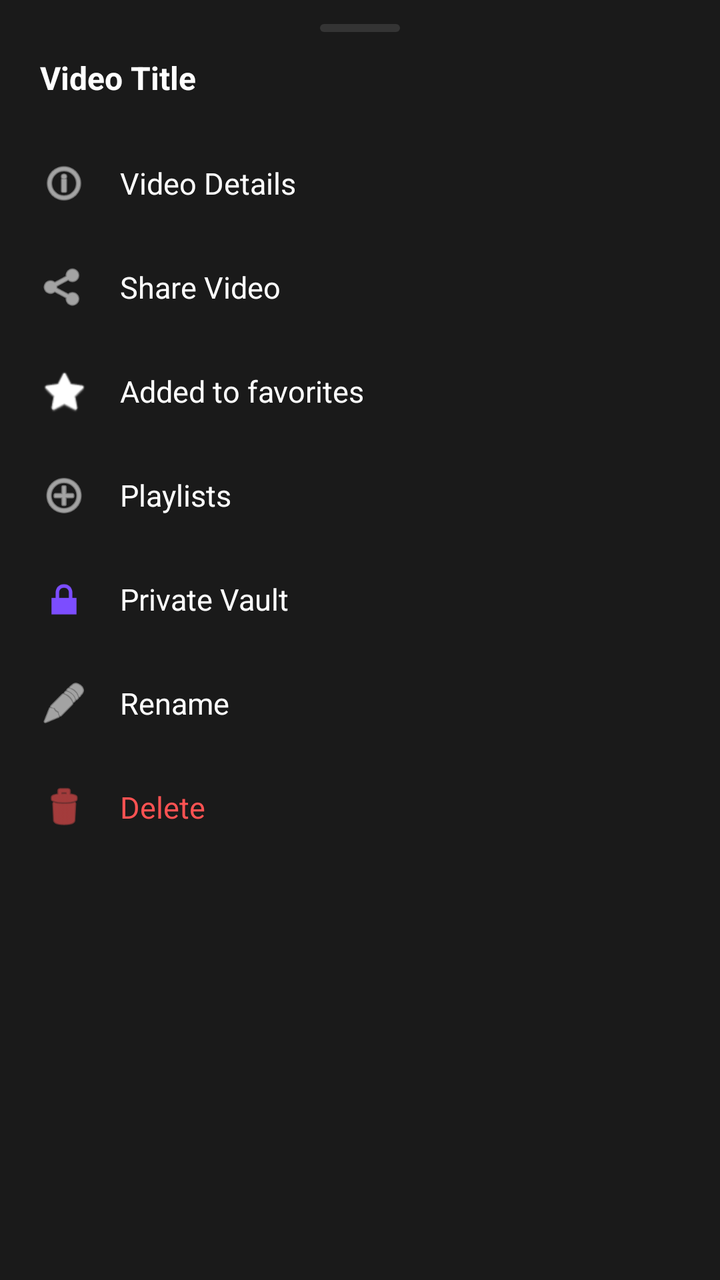
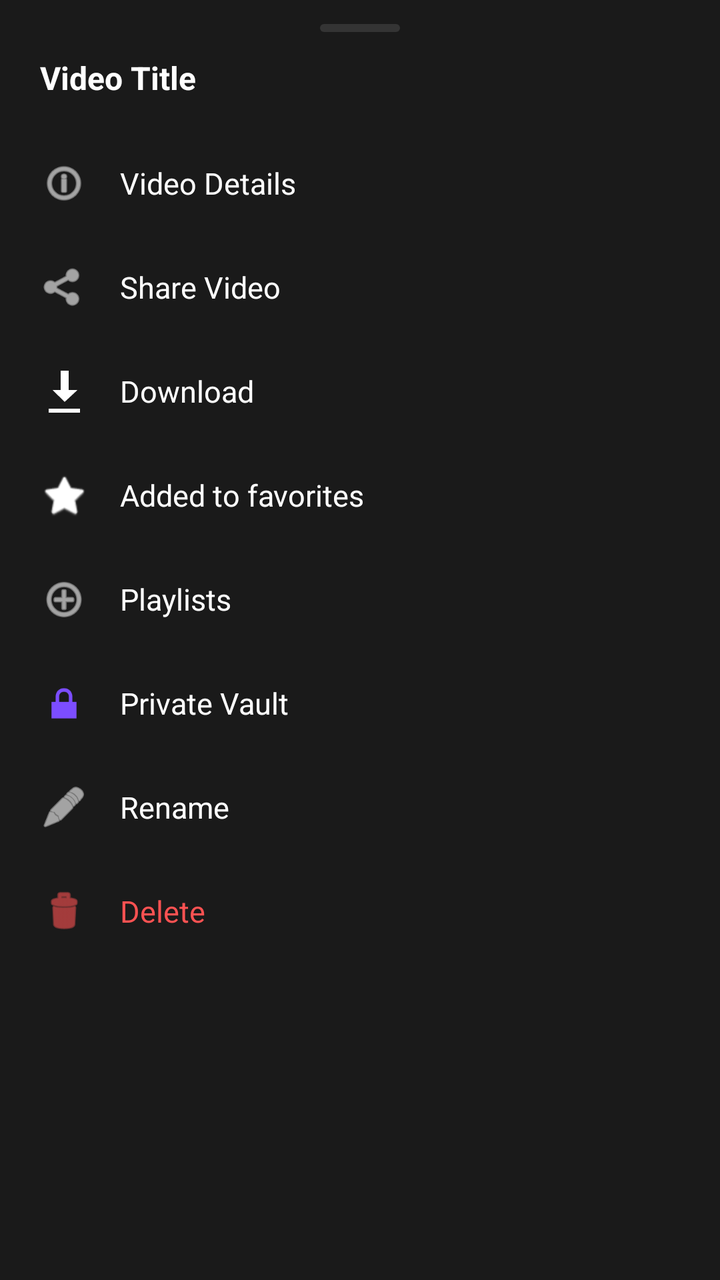

Two renders of the same Android screen: before a commit and after it. Below are the layout's source before the change and the commit's diff.
<!-- AndroidManifest.xml: application theme Theme.VidViewer -->
<!-- res/layout/bottom_sheet_video_options.xml -->
<?xml version="1.0" encoding="utf-8"?>
<LinearLayout
    xmlns:android="http://schemas.android.com/apk/res/android"
    android:layout_width="match_parent"
    android:layout_height="wrap_content"
    android:orientation="vertical"
    android:background="?attr/colorSurface"
    android:paddingBottom="24dp">

    
    <View
        android:layout_width="40dp"
        android:layout_height="4dp"
        android:layout_gravity="center_horizontal"
        android:layout_marginTop="12dp"
        android:layout_marginBottom="12dp"
        android:background="@drawable/bg_drag_handle" />

    
    <TextView
        android:id="@+id/tv_video_title"
        android:layout_width="match_parent"
        android:layout_height="wrap_content"
        android:text="Video Title"
        android:textSize="16sp"
        android:textStyle="bold"
        android:textColor="?attr/colorOnSurface"
        android:maxLines="2"
        android:ellipsize="end"
        android:paddingHorizontal="20dp"
        android:paddingBottom="16dp" />

    
    <LinearLayout
        android:id="@+id/option_details"
        android:layout_width="match_parent"
        android:layout_height="52dp"
        android:orientation="horizontal"
        android:gravity="center_vertical"
        android:paddingHorizontal="20dp"
        android:background="?attr/selectableItemBackground">

        <ImageView android:layout_width="24dp" android:layout_height="24dp"
            android:src="@android:drawable/ic_menu_info_details"
            android:tint="?attr/colorOnSurface" />
        <TextView android:layout_width="wrap_content" android:layout_height="wrap_content"
            android:text="@string/video_details" android:textSize="15sp"
            android:textColor="?attr/colorOnSurface" android:layout_marginStart="16dp" />
    </LinearLayout>

    
    <LinearLayout
        android:id="@+id/option_share"
        android:layout_width="match_parent"
        android:layout_height="52dp"
        android:orientation="horizontal"
        android:gravity="center_vertical"
        android:paddingHorizontal="20dp"
        android:background="?attr/selectableItemBackground">

        <ImageView android:layout_width="24dp" android:layout_height="24dp"
            android:src="@android:drawable/ic_menu_share"
            android:tint="?attr/colorOnSurface" />
        <TextView android:layout_width="wrap_content" android:layout_height="wrap_content"
            android:text="@string/share_video" android:textSize="15sp"
            android:textColor="?attr/colorOnSurface" android:layout_marginStart="16dp" />
    </LinearLayout>

    
    <LinearLayout
        android:id="@+id/option_favorite"
        android:layout_width="match_parent"
        android:layout_height="52dp"
        android:orientation="horizontal"
        android:gravity="center_vertical"
        android:paddingHorizontal="20dp"
        android:background="?attr/selectableItemBackground">

        <ImageView android:layout_width="24dp" android:layout_height="24dp"
            android:src="@android:drawable/btn_star_big_off"
            android:tint="?attr/colorOnSurface" />
        <TextView android:layout_width="wrap_content" android:layout_height="wrap_content"
            android:text="@string/added_to_favorites" android:textSize="15sp"
            android:textColor="?attr/colorOnSurface" android:layout_marginStart="16dp" />
    </LinearLayout>

    
    <LinearLayout
        android:id="@+id/option_playlist"
        android:layout_width="match_parent"
        android:layout_height="52dp"
        android:orientation="horizontal"
        android:gravity="center_vertical"
        android:paddingHorizontal="20dp"
        android:background="?attr/selectableItemBackground">

        <ImageView android:layout_width="24dp" android:layout_height="24dp"
            android:src="@android:drawable/ic_menu_add"
            android:tint="?attr/colorOnSurface" />
        <TextView android:layout_width="wrap_content" android:layout_height="wrap_content"
            android:text="@string/playlists" android:textSize="15sp"
            android:textColor="?attr/colorOnSurface" android:layout_marginStart="16dp" />
    </LinearLayout>

    
    <LinearLayout
        android:id="@+id/option_vault"
        android:layout_width="match_parent"
        android:layout_height="52dp"
        android:orientation="horizontal"
        android:gravity="center_vertical"
        android:paddingHorizontal="20dp"
        android:background="?attr/selectableItemBackground">

        <ImageView android:layout_width="24dp" android:layout_height="24dp"
            android:src="@android:drawable/ic_lock_lock"
            android:tint="@color/vault_primary" />
        <TextView android:layout_width="wrap_content" android:layout_height="wrap_content"
            android:text="@string/private_vault" android:textSize="15sp"
            android:textColor="?attr/colorOnSurface" android:layout_marginStart="16dp" />
    </LinearLayout>

    
    <LinearLayout
        android:id="@+id/option_rename"
        android:layout_width="match_parent"
        android:layout_height="52dp"
        android:orientation="horizontal"
        android:gravity="center_vertical"
        android:paddingHorizontal="20dp"
        android:background="?attr/selectableItemBackground">

        <ImageView android:layout_width="24dp" android:layout_height="24dp"
            android:src="@android:drawable/ic_menu_edit"
            android:tint="?attr/colorOnSurface" />
        <TextView android:layout_width="wrap_content" android:layout_height="wrap_content"
            android:text="@string/rename_video" android:textSize="15sp"
            android:textColor="?attr/colorOnSurface" android:layout_marginStart="16dp" />
    </LinearLayout>

    
    <LinearLayout
        android:id="@+id/option_delete"
        android:layout_width="match_parent"
        android:layout_height="52dp"
        android:orientation="horizontal"
        android:gravity="center_vertical"
        android:paddingHorizontal="20dp"
        android:background="?attr/selectableItemBackground">

        <ImageView android:layout_width="24dp" android:layout_height="24dp"
            android:src="@android:drawable/ic_menu_delete"
            android:tint="@color/md_theme_error" />
        <TextView android:layout_width="wrap_content" android:layout_height="wrap_content"
            android:text="@string/delete_video" android:textSize="15sp"
            android:textColor="@color/md_theme_error" android:layout_marginStart="16dp" />
    </LinearLayout>

</LinearLayout>
<!-- resources referenced by this layout -->
<resources>
  <color name="md_theme_error">#FF5252</color>
  <color name="vault_primary">#7C4DFF</color>
  <!-- drawable bg_drag_handle (drawable) -->
  <?xml version="1.0" encoding="utf-8"?>
  <shape xmlns:android="http://schemas.android.com/apk/res/android"
      android:shape="rectangle">
      <solid android:color="#40808080" />
      <corners android:radius="2dp" />
  </shape>
  <string name="added_to_favorites">Added to favorites</string>
  <string name="delete_video">Delete</string>
  <string name="playlists">Playlists</string>
  <string name="private_vault">Private Vault</string>
  <string name="rename_video">Rename</string>
  <string name="share_video">Share Video</string>
  <string name="video_details">Video Details</string>
  <style name="Theme.VidViewer" parent="Theme.MaterialComponents.DayNight.NoActionBar">
          <item name="colorPrimary">@color/accent</item>
          <item name="colorPrimaryVariant">@color/accent_dark</item>
          <item name="colorOnPrimary">@color/white</item>
          <item name="colorSecondary">@color/accent</item>
          <item name="colorOnSecondary">@color/white</item>
          <item name="android:colorBackground">@color/bg_dark</item>
          <item name="colorSurface">@color/bg_surface</item>
          <item name="colorOnSurface">@color/white</item>
          <item name="colorError">@color/error</item>
          <item name="android:windowBackground">@color/bg_dark</item>
          <item name="android:statusBarColor">@color/bg_dark</item>
          <item name="android:navigationBarColor">@color/bg_nav</item>
          <item name="android:textColorPrimary">@color/text_primary</item>
          <item name="android:textColorSecondary">@color/text_secondary</item>
          <item name="materialAlertDialogTheme">@style/AlertDialogTheme</item>
      </style>
  <color name="accent">#7C4DFF</color>
  <color name="accent_dark">#5C35CC</color>
  <color name="white">#FFFFFF</color>
  <color name="bg_dark">#0D0D0D</color>
  <color name="bg_surface">#1A1A1A</color>
  <color name="error">#FF5252</color>
  <color name="bg_nav">#141414</color>
  <color name="text_primary">#FFFFFF</color>
  <color name="text_secondary">#888888</color>
  <style name="AlertDialogTheme" parent="Theme.MaterialComponents.Dialog.Alert">
          <item name="colorPrimary">@color/accent</item>
          <item name="android:colorBackground">@color/bg_surface</item>
          <item name="colorOnSurface">@color/text_primary</item>
      </style>
</resources>

<!-- the commit's change to res/layout/bottom_sheet_video_options.xml (unified diff, before → after) -->
@@ -63,6 +63,24 @@
             android:tint="?attr/colorOnSurface" />
         <TextView android:layout_width="wrap_content" android:layout_height="wrap_content"
             android:text="@string/share_video" android:textSize="15sp"
+            android:textColor="?attr/colorOnSurface" android:layout_marginStart="16dp" />
+    </LinearLayout>
+
+    
+    <LinearLayout
+        android:id="@+id/option_download"
+        android:layout_width="match_parent"
+        android:layout_height="52dp"
+        android:orientation="horizontal"
+        android:gravity="center_vertical"
+        android:paddingHorizontal="20dp"
+        android:background="?attr/selectableItemBackground">
+
+        <ImageView android:layout_width="24dp" android:layout_height="24dp"
+            android:src="@android:drawable/stat_sys_download"
+            android:tint="?attr/colorOnSurface" />
+        <TextView android:layout_width="wrap_content" android:layout_height="wrap_content"
+            android:text="Download" android:textSize="15sp"
             android:textColor="?attr/colorOnSurface" android:layout_marginStart="16dp" />
     </LinearLayout>
 
